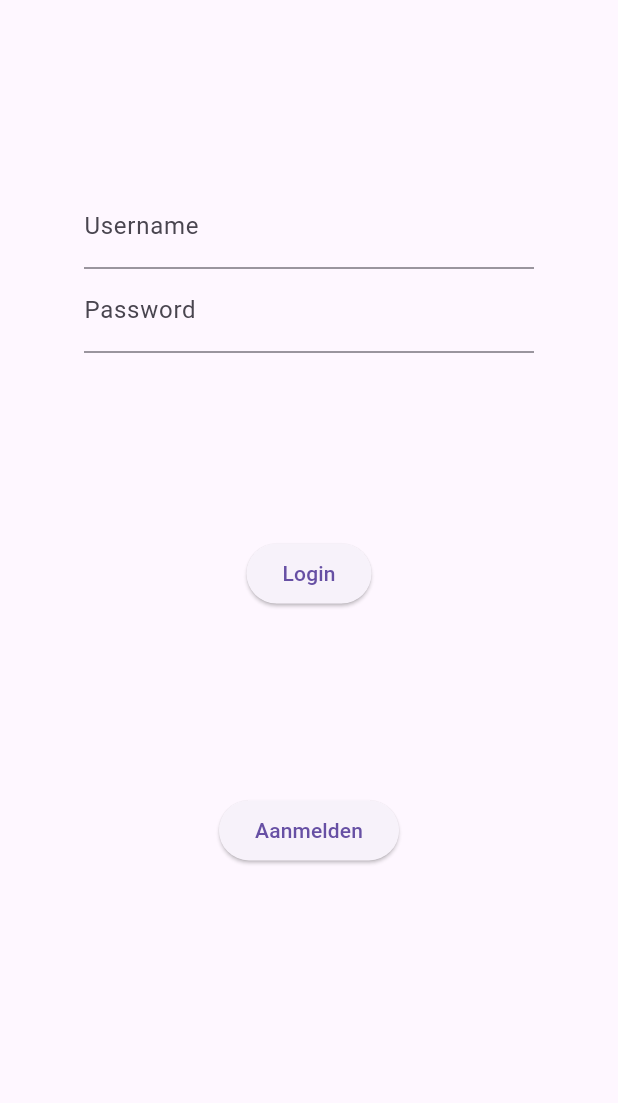
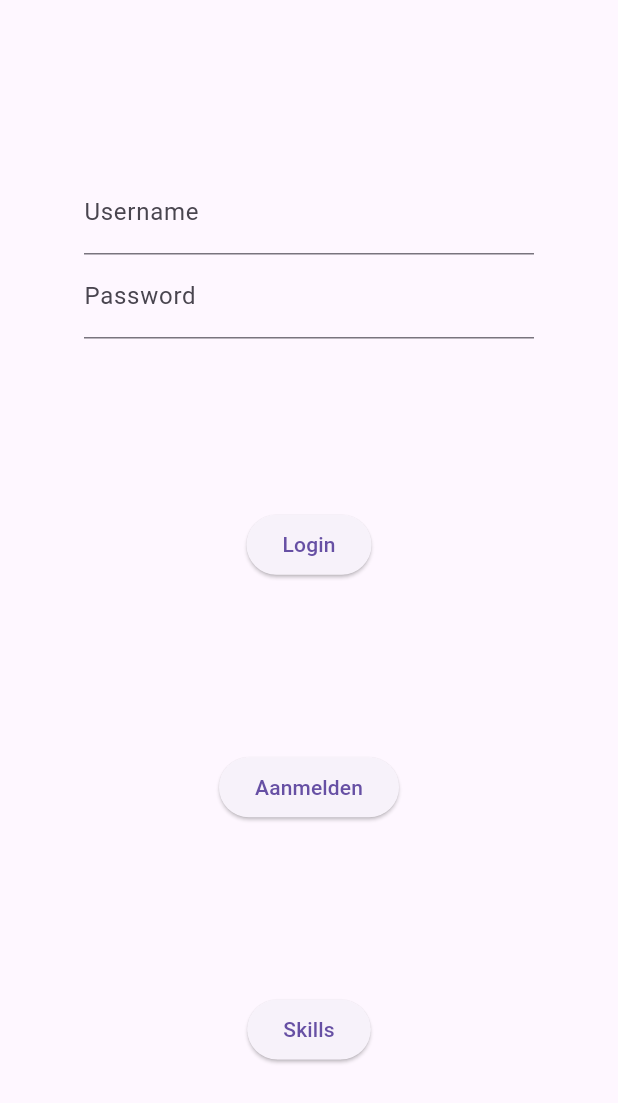
Before and after one commit to GamerCatGirl/MasterThesisApp, a Flutter app: the Profile screen opened by its route, on a phone screen of 412 x 824 dp. Shown: the top 1103 px of the screen. Run offline on Flutter 3.47's test engine with Material 3 defaults, Android fonts, the phone set to English and light mode, and no system bars; our stand-ins replace cloud_firestore, firebase_core, firebase_database, flutter_rating_bar; accounts and stored records are empty.

Commit message:
skills page

```diff
--- a/lib/main.dart
+++ b/lib/main.dart
@@ -5,6 +5,7 @@ import 'package:mathapp/pages/profile.dart';
 import 'package:mathapp/pages/setting.dart';
 import 'package:firebase_core/firebase_core.dart';
 import 'package:mathapp/pages/signIn.dart';
+import 'package:mathapp/pages/viewSkills.dart';
 import 'firebase_options.dart';
 
 void main() async {
@@ -35,6 +36,7 @@ class MyApp extends StatelessWidget {
         '/profile': (context) => Profile(),
         '/setting': (context) => Setting(),
         '/signIn': (context) => Signin(),
+        '/skills': (context) => Viewskills(),
       },
     );
   }
--- a/lib/pages/profile.dart
+++ b/lib/pages/profile.dart
@@ -32,6 +32,10 @@ class _ProfileState extends State<Profile> {
     Navigator.pushNamed(context, '/signIn');
   }
 
+  void _ToSkill() {
+    Navigator.pushNamed(context, '/skills');
+  }
+
   @override
   Widget build(BuildContext context) {
     var inputUsername = SizedBox(
@@ -57,6 +61,8 @@ class _ProfileState extends State<Profile> {
     final loginButton = ElevatedButton(onPressed: () {}, child: Text('Login'));
     final signInButton =
         ElevatedButton(onPressed: _ToSignIn, child: Text('Aanmelden'));
+    final skillsButton =
+        ElevatedButton(onPressed: _ToSkill, child: Text('Skills'));
 
     final signInLogIn = Center(
         child: Column(
@@ -69,6 +75,7 @@ class _ProfileState extends State<Profile> {
         Spacer(),
         signInButton,
         Spacer(),
+        skillsButton,
         Spacer(),
       ],
     ));
```
Also changed, not shown: lib/pages/signIn.dart (+18 -0 lines), lib/pages/viewSkills.dart (added, +29 -0 lines).
